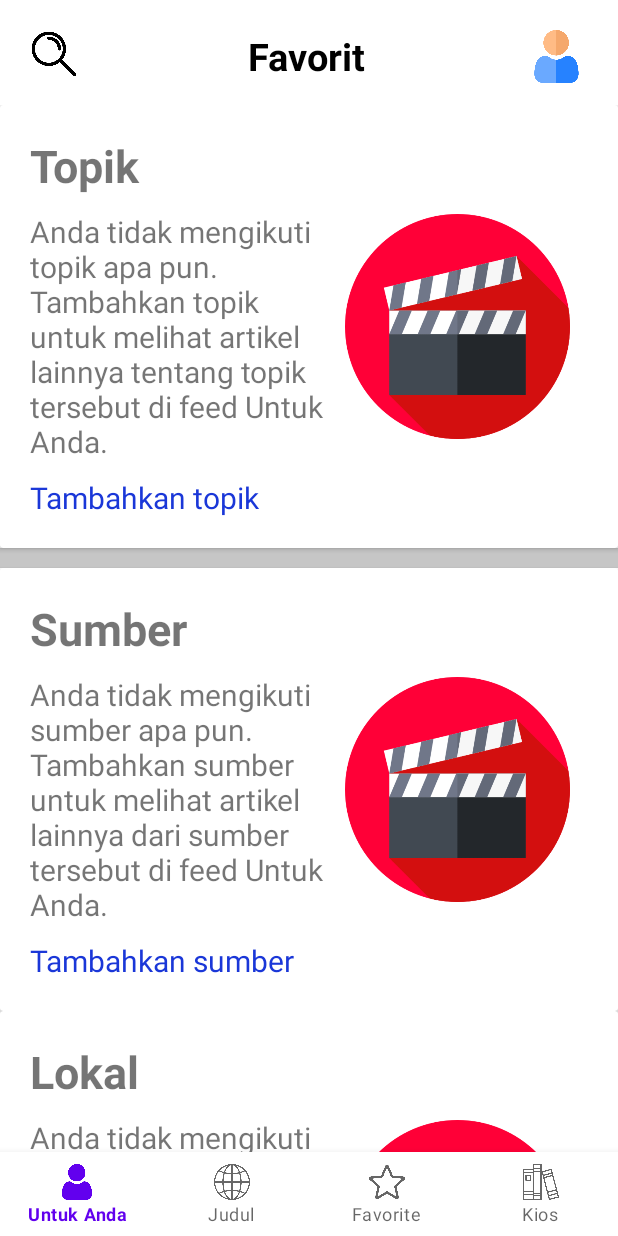
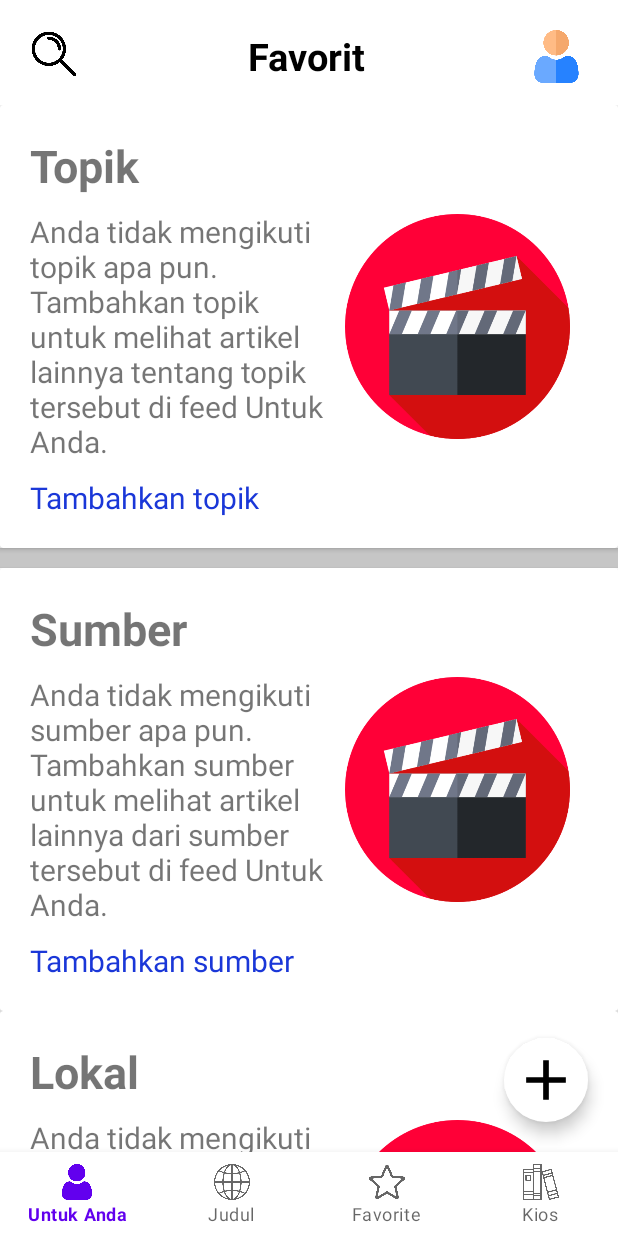
Before and after one commit to richardlois8/tugas_topic5, an Android app: the screen it shows after launch (MainActivity), on a phone screen of 412 x 824 dp. Run offline under Robolectric (Android 15) with nearby library versions, the phone set to English and light mode, and no system bars.

Commit message:
adding floating act button in layout_6.xml

```diff
--- /dev/null
+++ b/app/src/main/res/drawable/ic_add_48.xml
@@ -0,0 +1,5 @@
+<vector android:height="48dp" android:tint="#000000"
+    android:viewportHeight="24" android:viewportWidth="24"
+    android:width="48dp" xmlns:android="http://schemas.android.com/apk/res/android">
+    <path android:fillColor="@android:color/white" android:pathData="M19,13h-6v6h-2v-6H5v-2h6V5h2v6h6v2z"/>
+</vector>
--- a/app/src/main/res/layout/layout_6.xml
+++ b/app/src/main/res/layout/layout_6.xml
@@ -148,14 +148,15 @@
                         android:layout_marginTop="10dp"
                         android:layout_marginLeft="20dp"
                         android:layout_marginBottom="20dp"/>
+
                     <ImageView
                         android:id="@+id/ivSumber"
-                        android:src="@drawable/topic"
                         android:layout_width="150dp"
                         android:layout_height="150dp"
+                        android:layout_centerVertical="true"
+                        android:layout_marginLeft="10dp"
                         android:layout_toRightOf="@id/tvDescSumber"
-                        android:layout_centerVertical="true"
-                        android:layout_marginLeft="10dp"/>
+                        android:src="@drawable/topic" />
                 </RelativeLayout>
             </androidx.cardview.widget.CardView>
 
@@ -175,15 +176,16 @@
                         android:textStyle="bold"
                         android:layout_marginTop="20dp"
                         android:layout_marginLeft="20dp"/>
+
                     <TextView
                         android:id="@+id/tvDescLokal"
                         android:layout_width="200dp"
                         android:layout_height="wrap_content"
+                        android:layout_below="@id/tvTitleLokal"
+                        android:layout_marginLeft="20dp"
+                        android:layout_marginTop="10dp"
                         android:text="Anda tidak mengikuti lokal apa pun. Tambahkan lokal untuk melihat artikel lainnya tentang lokal tersebut di feed Untuk Anda."
-                        android:textSize="20sp"
-                        android:layout_below="@id/tvTitleLokal"
-                        android:layout_marginTop="10dp"
-                        android:layout_marginLeft="20dp"/>
+                        android:textSize="20sp" />
                     <TextView
                         android:id="@+id/tvAddLokal"
                         android:layout_width="200dp"
@@ -195,18 +197,32 @@
                         android:layout_marginTop="10dp"
                         android:layout_marginLeft="20dp"
                         android:layout_marginBottom="20dp"/>
+
                     <ImageView
                         android:id="@+id/ivLokal"
-                        android:src="@drawable/topic"
                         android:layout_width="150dp"
                         android:layout_height="150dp"
+                        android:layout_centerVertical="true"
+                        android:layout_marginLeft="10dp"
                         android:layout_toRightOf="@id/tvDescLokal"
-                        android:layout_centerVertical="true"
-                        android:layout_marginLeft="10dp"/>
+                        android:src="@drawable/topic" />
                 </RelativeLayout>
             </androidx.cardview.widget.CardView>
         </LinearLayout>
     </ScrollView>
+
+    <com.google.android.material.floatingactionbutton.FloatingActionButton
+        android:id="@+id/fabFavorit"
+        android:src="@drawable/ic_add_48"
+        app:maxImageSize="45dp"
+        android:layout_width="wrap_content"
+        android:layout_height="wrap_content"
+        android:elevation="30dp"
+        app:borderWidth="0dp"
+        android:backgroundTint="@color/white"
+        app:layout_constraintBottom_toTopOf="@id/bottomNavView"
+        app:layout_constraintRight_toRightOf="parent"
+        android:layout_margin="20dp"/>
 
     <com.google.android.material.bottomnavigation.BottomNavigationView
         android:id="@+id/bottomNavView"
```
